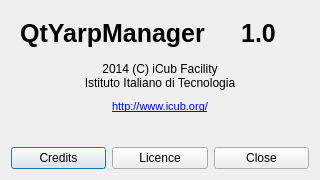
robotology-legacy/yarpmanager2, file yarpmanager-qt/aboutdlg.ui: the form before one commit.
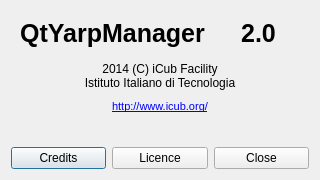
The form after the commit.

```diff
--- a/yarpmanager-qt/aboutdlg.ui
+++ b/yarpmanager-qt/aboutdlg.ui
@@ -59,7 +59,7 @@
          </font>
         </property>
         <property name="text">
-         <string>1.0</string>
+         <string>2.0</string>
         </property>
         <property name="alignment">
          <set>Qt::AlignCenter</set>
```
